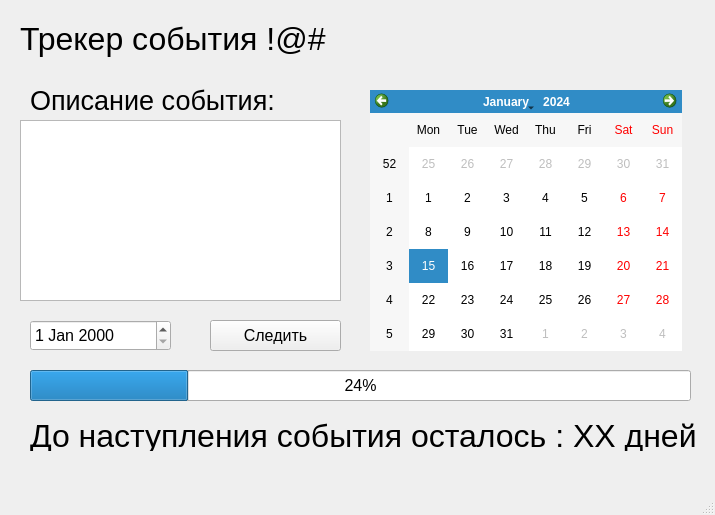
AntonTyurin87/pet_projects, file prog_pyqt5/tracker.ui: the form before one commit.
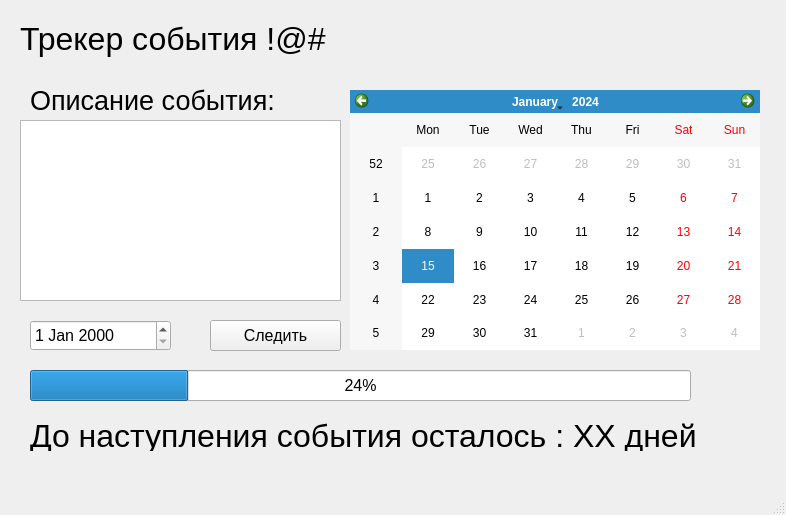
The form after the commit.

Commit message: Agg calendar size.

```diff
--- a/prog_pyqt5/tracker.ui
+++ b/prog_pyqt5/tracker.ui
@@ -6,7 +6,7 @@
    <rect>
     <x>0</x>
     <y>0</y>
-    <width>715</width>
+    <width>786</width>
     <height>515</height>
    </rect>
   </property>
@@ -33,14 +33,29 @@
     </property>
    </widget>
    <widget class="QCalendarWidget" name="calendarWidget">
+    <property name="enabled">
+     <bool>true</bool>
+    </property>
     <property name="geometry">
      <rect>
-      <x>370</x>
+      <x>350</x>
       <y>90</y>
-      <width>312</width>
-      <height>261</height>
+      <width>410</width>
+      <height>260</height>
      </rect>
     </property>
+    <property name="minimumSize">
+     <size>
+      <width>410</width>
+      <height>260</height>
+     </size>
+    </property>
+    <property name="baseSize">
+     <size>
+      <width>410</width>
+      <height>260</height>
+     </size>
+    </property>
    </widget>
    <widget class="QProgressBar" name="progressBar">
     <property name="geometry">
```
Left out of the diff: 4 changed lines with no effect on the pictures. The commit also changes 1 other file.
